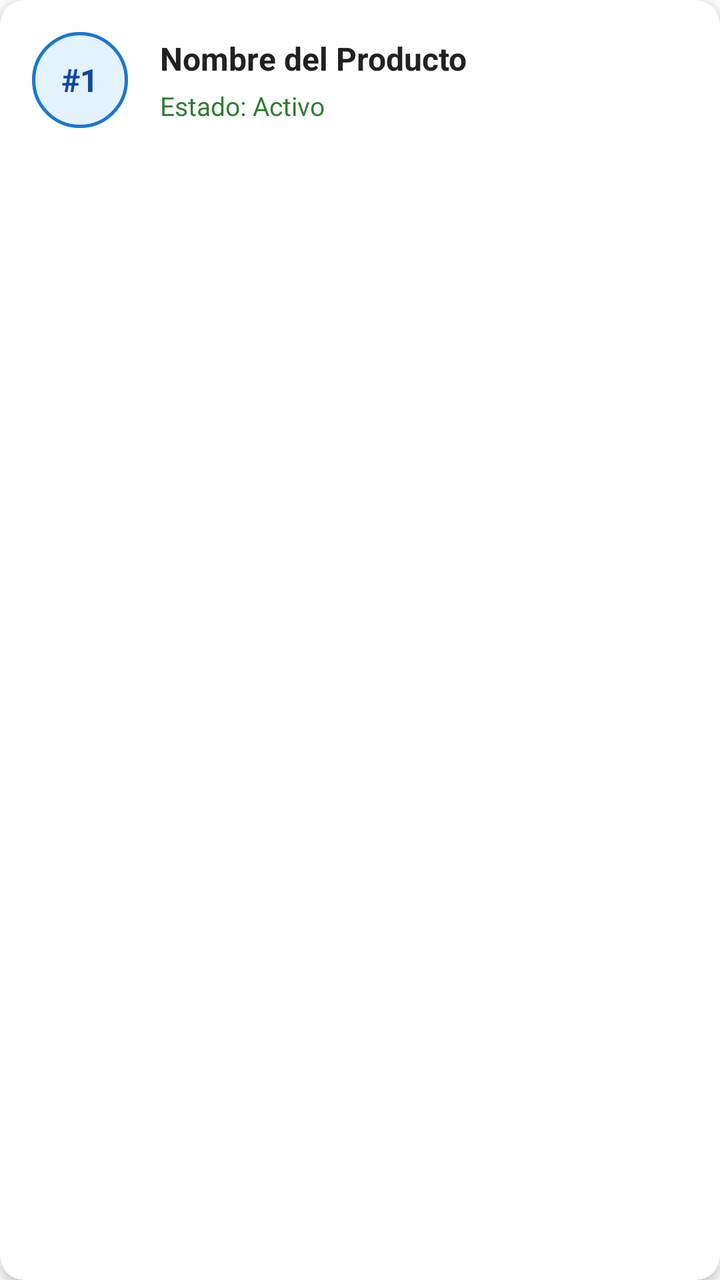
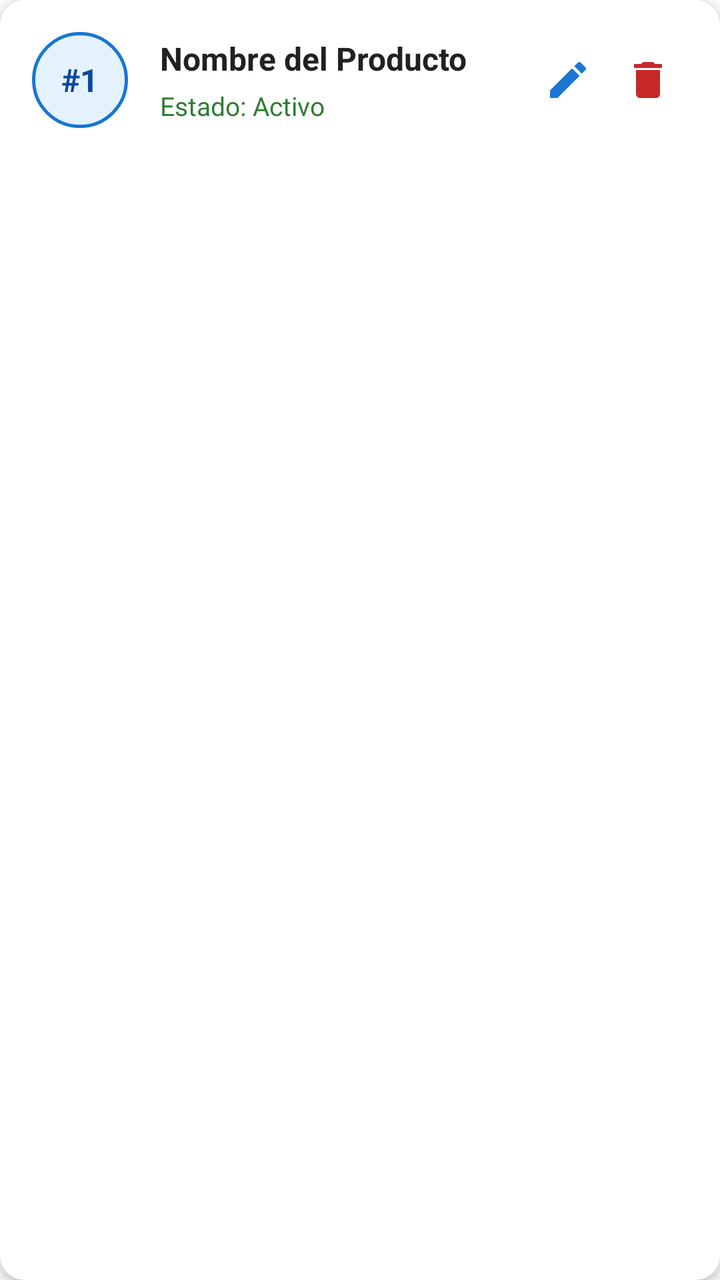

Before-and-after screenshots of an Android layout around one commit, followed by the original layout XML and the change that was made.
<!-- AndroidManifest.xml: application theme Theme.DamApiRestApp -->
<!-- res/layout/item_product.xml -->
<?xml version="1.0" encoding="utf-8"?>
<androidx.cardview.widget.CardView xmlns:android="http://schemas.android.com/apk/res/android"
    xmlns:app="http://schemas.android.com/apk/res-auto"
    android:layout_width="match_parent"
    android:layout_height="wrap_content"
    android:layout_margin="6dp"
    app:cardCornerRadius="12dp"
    app:cardElevation="3dp"
    app:contentPadding="16dp">

    <LinearLayout
        android:layout_width="match_parent"
        android:layout_height="wrap_content"
        android:orientation="horizontal"
        android:gravity="center_vertical">

        
        <TextView
            android:id="@+id/tvProductCode"
            android:layout_width="48dp"
            android:layout_height="48dp"
            android:background="@drawable/bg_code_badge"
            android:gravity="center"
            android:text="#1"
            android:textColor="@color/primary_dark"
            android:textSize="16sp"
            android:textStyle="bold" />

        <LinearLayout
            android:layout_width="0dp"
            android:layout_height="wrap_content"
            android:layout_weight="1"
            android:layout_marginStart="16dp"
            android:orientation="vertical">

            <TextView
                android:id="@+id/tvProductName"
                android:layout_width="wrap_content"
                android:layout_height="wrap_content"
                android:text="Nombre del Producto"
                android:textColor="@color/black"
                android:textSize="16sp"
                android:textStyle="bold" />

            <TextView
                android:id="@+id/tvProductStatus"
                android:layout_width="wrap_content"
                android:layout_height="wrap_content"
                android:layout_marginTop="4dp"
                android:text="Estado: Activo"
                android:textColor="@color/status_green"
                android:textSize="13sp" />
        </LinearLayout>

    </LinearLayout>

</androidx.cardview.widget.CardView>
<!-- resources referenced by this layout -->
<resources>
  <color name="black">#212121</color>
  <color name="primary_dark">#0D47A1</color>
  <color name="status_green">#2E7D32</color>
  <!-- drawable bg_code_badge (drawable) -->
  <?xml version="1.0" encoding="utf-8"?>
  <shape xmlns:android="http://schemas.android.com/apk/res/android"
      android:shape="oval">
      <solid android:color="#E3F2FD" />
      <stroke
          android:width="1.5dp"
          android:color="@color/primary" />
  </shape>
  <style name="Theme.DamApiRestApp" parent="Theme.MaterialComponents.DayNight.DarkActionBar">
          <item name="colorPrimary">@color/primary</item>
          <item name="colorPrimaryVariant">@color/primary_dark</item>
          <item name="colorOnPrimary">@color/white</item>
          <item name="colorSecondary">@color/accent</item>
          <item name="colorSecondaryVariant">@color/accent</item>
          <item name="colorOnSecondary">@color/white</item>
          <item name="android:statusBarColor">?attr/colorPrimaryVariant</item>
      </style>
  <color name="primary">#1976D2</color>
  <color name="white">#FFFFFF</color>
  <color name="accent">#FF4081</color>
</resources>

<!-- the commit's change to res/layout/item_product.xml (unified diff, before → after) -->
@@ -52,6 +52,26 @@
                 android:textSize="13sp" />
         </LinearLayout>
 
+        
+        <ImageButton
+            android:id="@+id/btnEditProduct"
+            android:layout_width="40dp"
+            android:layout_height="40dp"
+            android:background="?attr/selectableItemBackgroundBorderless"
+            android:contentDescription="Editar"
+            android:padding="8dp"
+            android:src="@drawable/ic_edit" />
+
+        
+        <ImageButton
+            android:id="@+id/btnDeleteProduct"
+            android:layout_width="40dp"
+            android:layout_height="40dp"
+            android:background="?attr/selectableItemBackgroundBorderless"
+            android:contentDescription="Eliminar"
+            android:padding="8dp"
+            android:src="@drawable/ic_delete" />
+
     </LinearLayout>
 
 </androidx.cardview.widget.CardView>
<!-- resource entries referenced after the edit -->
@@ -12,6 +12,26 @@
           android:width="1.5dp"
           android:color="@color/primary" />
   </shape>
+  <!-- drawable ic_delete (drawable) -->
+  <vector xmlns:android="http://schemas.android.com/apk/res/android"
+      android:width="24dp"
+      android:height="24dp"
+      android:viewportWidth="24"
+      android:viewportHeight="24">
+      <path
+          android:fillColor="@color/status_red"
+          android:pathData="M6,19c0,1.1 0.9,2 2,2h8c1.1,0 2,-0.9 2,-2V7H6v12zM19,4h-3.5l-1,-1h-5l-1,1H5v2h14V4z" />
+  </vector>
+  <!-- drawable ic_edit (drawable) -->
+  <vector xmlns:android="http://schemas.android.com/apk/res/android"
+      android:width="24dp"
+      android:height="24dp"
+      android:viewportWidth="24"
+      android:viewportHeight="24">
+      <path
+          android:fillColor="@color/primary"
+          android:pathData="M3,17.25V21h3.75L17.81,9.94l-3.75,-3.75L3,17.25zM20.71,7.04c0.39,-0.39 0.39,-1.02 0,-1.41l-2.34,-2.34c-0.39,-0.39 -1.02,-0.39 -1.41,0l-1.83,1.83 3.75,3.75 1.83,-1.83z" />
+  </vector>
   <style name="Theme.DamApiRestApp" parent="Theme.MaterialComponents.DayNight.DarkActionBar">
           <item name="colorPrimary">@color/primary</item>
           <item name="colorPrimaryVariant">@color/primary_dark</item>
@@ -22,6 +42,7 @@
           <item name="android:statusBarColor">?attr/colorPrimaryVariant</item>
       </style>
   <color name="primary">#1976D2</color>
+  <color name="status_red">#C62828</color>
   <color name="white">#FFFFFF</color>
   <color name="accent">#FF4081</color>
 </resources>
